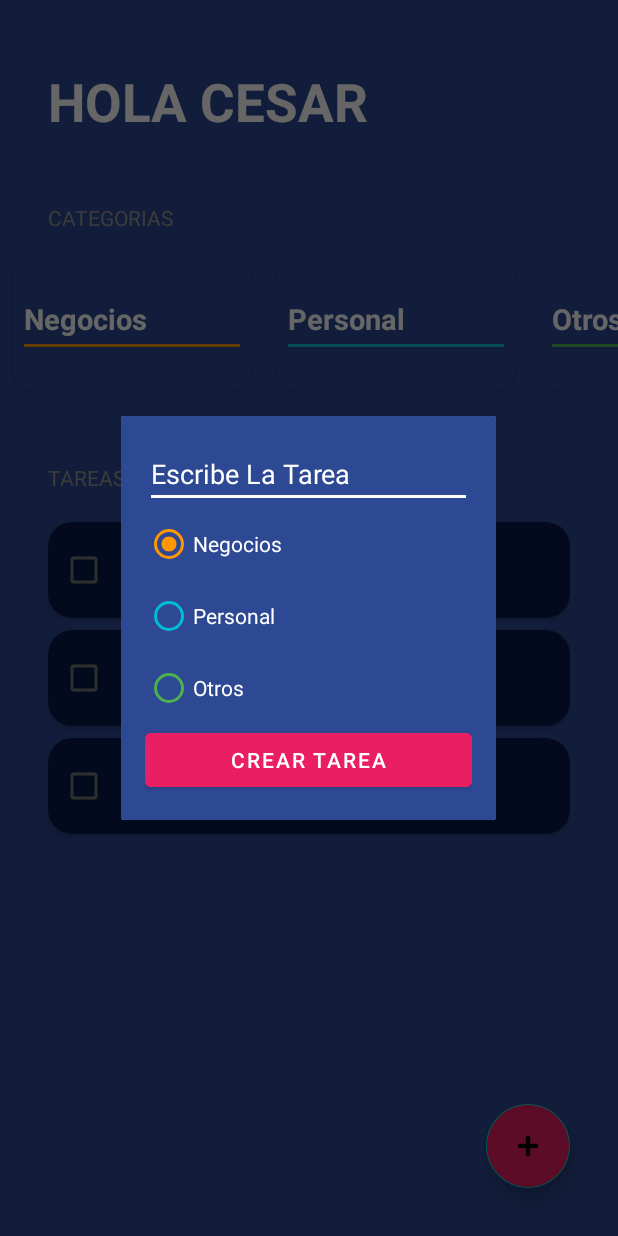
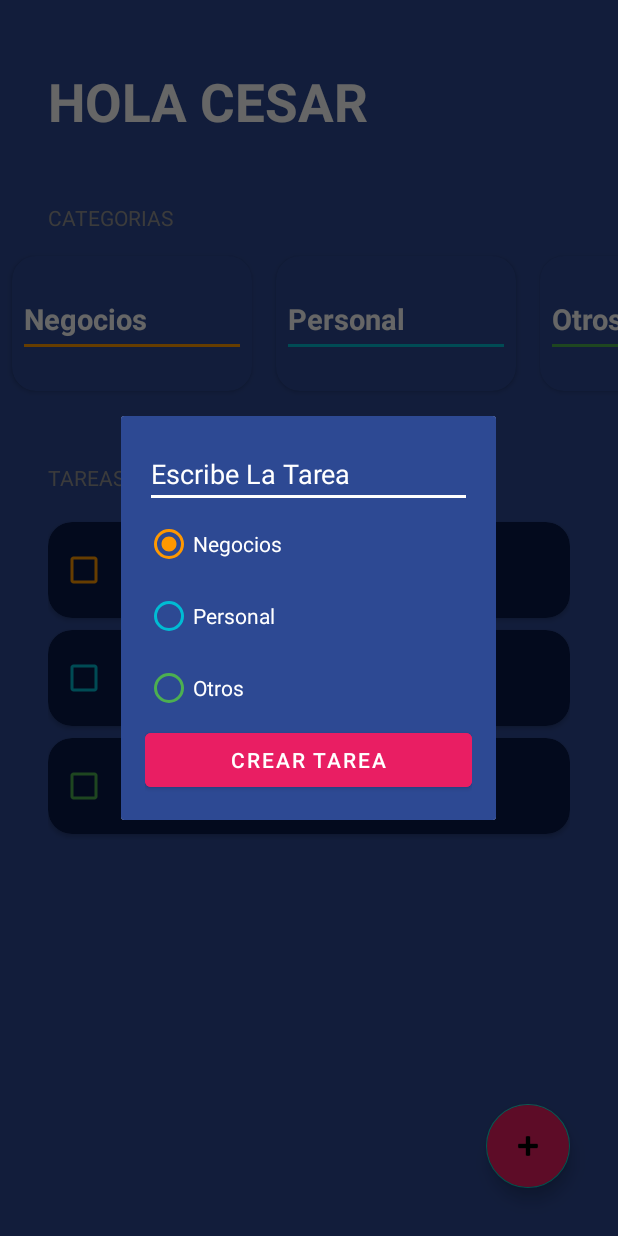
Before and after one commit to kalsmith/AndroidMaster, an Android app: the TodoActivity screen opened directly, with no data from a screen before it, after a tap on an icon or button, on a phone screen of 412 x 824 dp. Run offline under Robolectric (Android 15) with nearby library versions, the phone set to English and light mode, and no system bars.

Commit message:
Se agregaron los colores a las TASK

```diff
--- a/app/src/main/java/com/kal/androidmaster/firstapp/todoapp/TaskAdapter.kt
+++ b/app/src/main/java/com/kal/androidmaster/firstapp/todoapp/TaskAdapter.kt
@@ -5,15 +5,20 @@ import android.view.ViewGroup
 import androidx.recyclerview.widget.RecyclerView
 import com.kal.androidmaster.R
 
-class TaskAdapter(private val task:List<Task>) : RecyclerView.Adapter<TaskViewHolder>(){
+class TaskAdapter(private val task:List<Task>, private val onTaskSelected:(Int) -> Unit) :
+    RecyclerView.Adapter<TaskViewHolder>(){
     override fun onCreateViewHolder(parent: ViewGroup, viewType: Int): TaskViewHolder {
         val view = LayoutInflater.from(parent.context).inflate(R.layout.item_todo_task, parent,false)
         return  TaskViewHolder(view)
     }
 
-    override fun getItemCount() = task.size
+
 
     override fun onBindViewHolder(holder: TaskViewHolder, position: Int) {
         holder.render(task[position])
+        holder.itemView.setOnClickListener { onTaskSelected(position)}
+
     }
+
+    override fun getItemCount() = task.size
 }
--- a/app/src/main/java/com/kal/androidmaster/firstapp/todoapp/TaskViewHolder.kt
+++ b/app/src/main/java/com/kal/androidmaster/firstapp/todoapp/TaskViewHolder.kt
@@ -1,8 +1,11 @@
 package com.kal.androidmaster.firstapp.todoapp
 
+import android.content.res.ColorStateList
+import android.graphics.Paint
 import android.view.View
 import android.widget.CheckBox
 import android.widget.TextView
+import androidx.core.content.ContextCompat
 import androidx.recyclerview.widget.RecyclerView
 import com.kal.androidmaster.R
 
@@ -13,7 +16,24 @@ class TaskViewHolder(view: View) : RecyclerView.ViewHolder(view){
 
 
     fun render(task:Task){
+        if(task.isSelected){
+            tvTask.paintFlags = tvTask.paintFlags or Paint.STRIKE_THRU_TEXT_FLAG
+        }else{
+            tvTask.paintFlags = tvTask.paintFlags and Paint.STRIKE_THRU_TEXT_FLAG.inv()
+        }
         tvTask.text = task.name
+        cbTask.isChecked = task.isSelected
+
+        val color = when(task.category){
+            TaskCategory.Business -> R.color.todo_business_category
+            TaskCategory.Other -> R.color.todo_other_category
+            TaskCategory.Personal -> R.color.todo_personal_category
+        }
+        cbTask.buttonTintList = ColorStateList.valueOf(
+            ContextCompat.getColor(cbTask.context, color)
+        )
+
+
 
     }
 
--- a/app/src/main/java/com/kal/androidmaster/firstapp/todoapp/TodoActivity.kt
+++ b/app/src/main/java/com/kal/androidmaster/firstapp/todoapp/TodoActivity.kt
@@ -3,11 +3,16 @@ package com.kal.androidmaster.firstapp.todoapp
 import android.app.Dialog
 import androidx.appcompat.app.AppCompatActivity
 import android.os.Bundle
+import android.widget.Button
+import android.widget.EditText
+import android.widget.RadioButton
+import android.widget.RadioGroup
 import androidx.recyclerview.widget.LinearLayoutManager
 import androidx.recyclerview.widget.RecyclerView
 import com.google.android.material.floatingactionbutton.FloatingActionButton
 import com.kal.androidmaster.R
 import com.kal.androidmaster.firstapp.todoapp.TaskCategory.*
+import java.text.FieldPosition
 
 
 class TodoActivity : AppCompatActivity() {
@@ -48,6 +53,25 @@ class TodoActivity : AppCompatActivity() {
     private fun showDialog() {
         val dialog = Dialog(this)
         dialog.setContentView(R.layout.dialog_task)
+
+        val btnAddTask:Button = dialog.findViewById(R.id.btnAddTask)
+        val etTask:EditText = dialog.findViewById(R.id.etTask)
+        val rgCategories:RadioGroup = dialog.findViewById(R.id.rgCategories)
+
+        btnAddTask.setOnClickListener{
+            val selectedId = rgCategories.checkedRadioButtonId
+            val selectedRadioButton:RadioButton = rgCategories.findViewById(selectedId)
+            val currentCategory: TaskCategory = when(selectedRadioButton.text){
+                getString(R.string.todo_dialog_category_business)->Business
+                getString(R.string.todo_dialog_category_personal)-> Personal
+                else -> Other
+            }
+            tasks.add(Task(etTask.text.toString(), currentCategory))
+            updateTask()
+            dialog.hide()
+        }
+
+
         dialog.show()
     }
 
@@ -62,8 +86,17 @@ class TodoActivity : AppCompatActivity() {
         rvCategories.layoutManager = LinearLayoutManager(this,LinearLayoutManager.HORIZONTAL, false)
         rvCategories.adapter = categoriesAdapter
 
-        taskAdapter = TaskAdapter(tasks)
+        taskAdapter = TaskAdapter(tasks) {position -> onItemSelected(position)}
         rvTask.layoutManager = LinearLayoutManager(this)
         rvTask.adapter = taskAdapter
     }
+
+    private fun onItemSelected(position: Int){
+        tasks[position].isSelected = !tasks[position].isSelected
+        updateTask()
+
+    }
+    private fun updateTask(){
+        taskAdapter.notifyDataSetChanged()
+    }
 }
```
